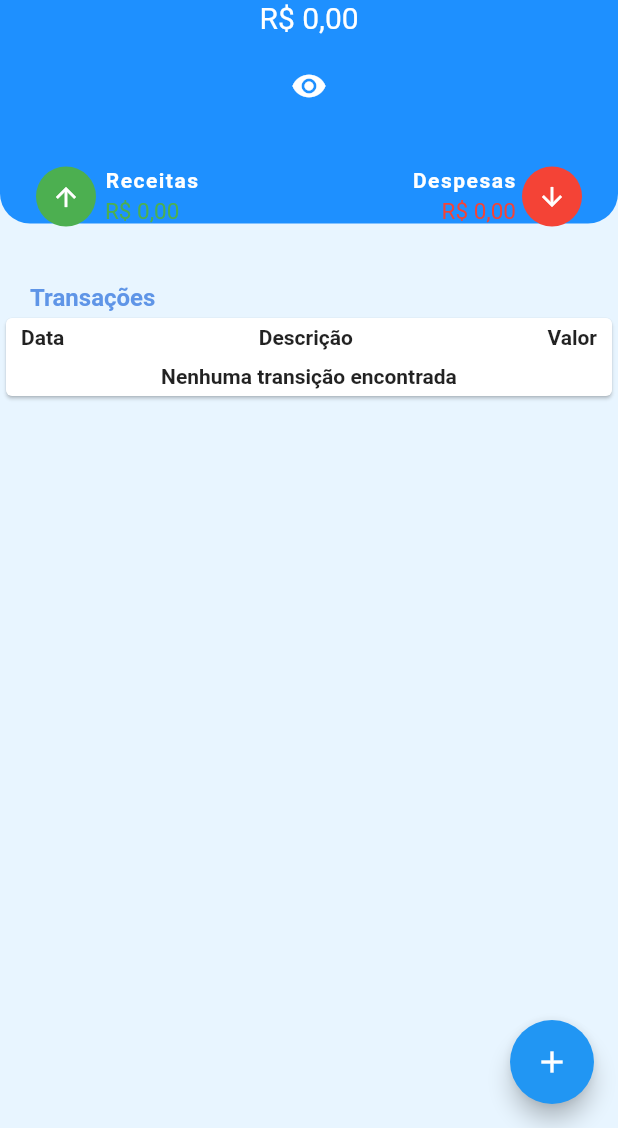
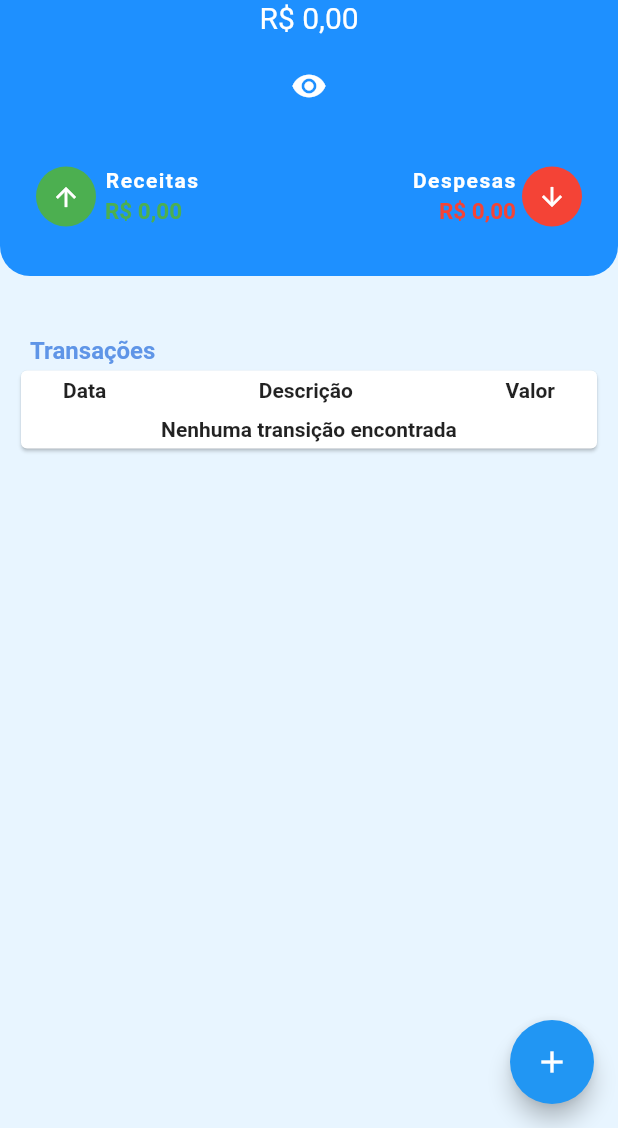
Before and after one commit to proz-tecnologia/PIT03GP07, a Flutter app: the screen it shows after launch, on a phone screen of 412 x 824 dp, the part 108-1236 px from its top. Run offline on Flutter 3.47's test engine with Material 2 defaults, Android fonts, the light colour scheme and no system bars; drawn by our look-alikes of flutter_speed_dial.

Commit message:
fix home page and category

```diff
--- a/lib/mock/category_mock.dart
+++ b/lib/mock/category_mock.dart
@@ -2,7 +2,7 @@ import 'package:proz_project_finance/model/category.dart';
 
 abstract class CategoryMock {
   static List<Category> getCategories() {
-    return {"Alimentação", "Jogos", "Educação", "Saúde", "Transporte"}
+    return {"Alimentação", "Lazer", "Educação", "Saúde", "Transporte"}
         .map((e) => Category(name: e))
         .toList();
   }
--- a/lib/ui/pages/home/home_page.dart
+++ b/lib/ui/pages/home/home_page.dart
@@ -1,5 +1,3 @@
-import 'dart:html';
-
 import 'package:flutter/cupertino.dart';
 import 'package:flutter/material.dart';
 import 'package:provider/provider.dart';
@@ -41,14 +39,15 @@ class _HomePageState extends State<HomePage> {
         ),
         drawer: const DrawerMenu(),
         body: Consumer<TransactionController>(
-          builder: (context, transactionController, chuld) =>
-              SingleChildScrollView(
-            child: Column(
+          builder: (context, transactionController, chuld) => Column(
             crossAxisAlignment: CrossAxisAlignment.start,
             children: [
               Container(
-                  padding: EdgeInsets.only(left: 24, right: 24),
-                  height: 165,
+                height: 200,
+                padding: EdgeInsets.only(
+                  left: 24,
+                  right: 24,
+                ),
                 decoration: const BoxDecoration(
                   color: Color(0xff1E90FF),
                   borderRadius: BorderRadius.only(
@@ -59,7 +58,7 @@ class _HomePageState extends State<HomePage> {
                   ),
                 ),
                 child: Column(
-                    crossAxisAlignment: CrossAxisAlignment.stretch,
+                  // crossAxisAlignment: CrossAxisAlignment.stretch,
                   children: [
                     AccontBalance(
                         isVisibility,
@@ -68,9 +67,7 @@ class _HomePageState extends State<HomePage> {
                     IconButton(
                       onPressed: changeVisivility,
                       icon: Icon(
-                          isVisibility
-                              ? Icons.visibility
-                              : Icons.visibility_off,
+                        isVisibility ? Icons.visibility : Icons.visibility_off,
                         color: Colors.white,
                       ),
                     ),
@@ -88,10 +85,11 @@ class _HomePageState extends State<HomePage> {
                 height: 40,
               ),
               TitleBody(title: "Transações"),
-
-              CardTransaction(transactionController.transactions)
+              Padding(
+                padding: const EdgeInsets.symmetric(horizontal: 10),
+                child: CardTransaction(transactionController.transactions),
+              )
             ],
-            ),
           ),
         ),
         floatingActionButton: const FloatingButtonAnimate(),
--- a/lib/ui/pages/home/widgets/movement_value.dart
+++ b/lib/ui/pages/home/widgets/movement_value.dart
@@ -4,7 +4,7 @@ import 'package:proz_project_finance/strings.dart';
 import 'package:proz_project_finance/extension/extension_double.dart';
 
 class MovimentValue extends StatelessWidget {
- MovimentValue(this.isVisibility, this.outcoming, this.incoming,{super.key});
+  MovimentValue(this.isVisibility, this.outcoming, this.incoming, {super.key});
 
   bool isVisibility;
   double outcoming;
@@ -12,8 +12,7 @@ class MovimentValue extends StatelessWidget {
 
   @override
   Widget build(BuildContext context) {
-    return
-    Row(
+    return Row(
       mainAxisAlignment: MainAxisAlignment.spaceBetween,
       children: [
         Row(
@@ -47,11 +46,11 @@ class MovimentValue extends StatelessWidget {
                 ),
                 Text(
                   incoming.formatBRL,
-                style:  TextStyle(
-                  color:isVisibility ? Colors.green : Colors.grey[600],
+                  style: TextStyle(
+                      color: isVisibility ? Colors.green : Colors.grey[600],
                       fontSize: 15,
-                  backgroundColor: isVisibility ? null : Colors.grey[600]
-                ),
+                      backgroundColor: isVisibility ? null : Colors.grey[600],
+                      fontWeight: FontWeight.w600),
                 )
               ],
             ),
@@ -76,11 +75,11 @@ class MovimentValue extends StatelessWidget {
                 ),
                 Text(
                   isVisibility ? outcoming.formatBRL : "R\$ xxxx",
-                style:  TextStyle(
-                   color:isVisibility ? Colors.red: Colors.grey[600],
+                  style: TextStyle(
+                      color: isVisibility ? Colors.red : Colors.grey[600],
                       fontSize: 15,
-                  backgroundColor: isVisibility ? null : Colors.grey[600]
-                ),
+                      backgroundColor: isVisibility ? null : Colors.grey[600],
+                      fontWeight: FontWeight.w600),
                 )
               ],
             ),
--- a/pubspec.yaml
+++ b/pubspec.yaml
@@ -20,7 +20,7 @@ publish_to: 'none' # Remove this line if you wish to publish to pub.dev
 version: 1.0.0+1
 
 environment:
-  sdk: '>=2.18.1 <3.0.0'
+  sdk: '>=2.17.1 <3.0.0'
 
 # Dependencies specify other packages that your package needs in order to work.
 # To automatically upgrade your package dependencies to the latest versions
```
Also changed, not shown: lib/ui/pages/home/widgets/card_transactions.dart (+33 -5 lines), pubspec.lock. Lines whose indentation alone changed are shown as unchanged.
